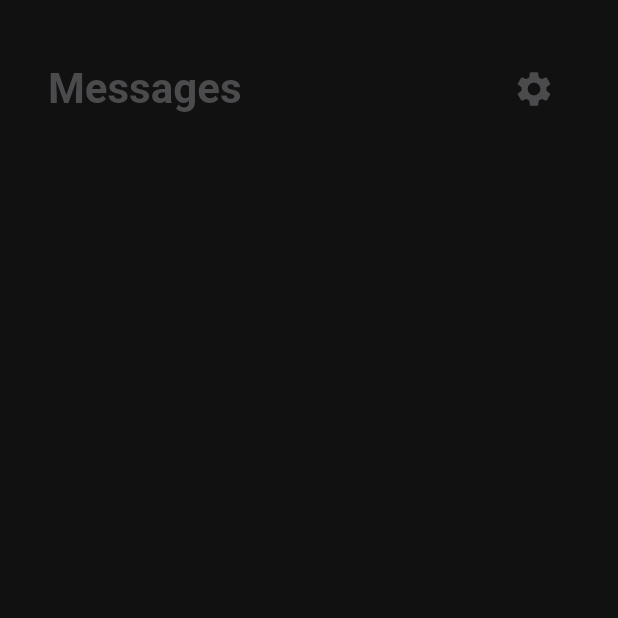
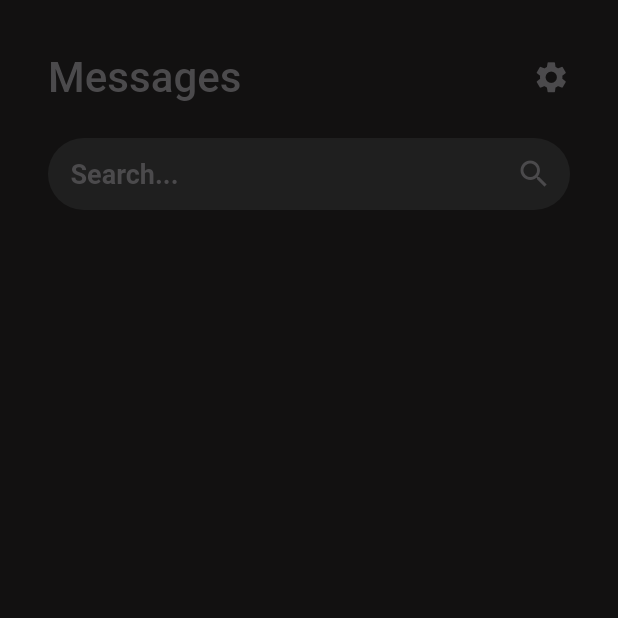
Before and after one commit to Muhammadqodir/open-control, a Flutter app: the screen it shows after launch, on a phone screen of 412 x 824 dp, the top half of it. Run offline on Flutter 3.47's test engine with Material 2 defaults, Android fonts, the phone set to English and light mode, and no system bars; Roboto replaces fonts that are missing (Montserrat, MontserratBold).

Commit message:
create simple Text Field

```diff
--- a/opencontrol/lib/themes.dart
+++ b/opencontrol/lib/constants/themes.dart
@@ -3,6 +3,10 @@
 const primaryColor = Color(0xFFFF69AE);
 const colorAccent = Color(0xFFE1F2F0);
 const lightGray = Color(0xFFcccccc);
+const textLargeColor = Color(0xff4B4A4C);
+const homeMediumColor = Color(0xff121111);
+const kSecondaryColor = Color(0xffFEE6E7);
+const textFieldBackground = Color(0xff1F1F1F);
 
 BoxShadow shadow = BoxShadow(
   color: Colors.grey.withOpacity(0.2),
@@ -39,13 +43,13 @@
     ),
     titleLarge: TextStyle(
       fontFamily: "MontserratBold",
-      color: Colors.black87,
-      fontSize: 20,
+      color: textLargeColor,
+      fontSize: 28,
     ),
     titleMedium: TextStyle(
       fontWeight: FontWeight.bold,
       color: Colors.black87,
-      fontSize: 16,
+      fontSize: 14.3,
     ),
     titleSmall: TextStyle(
       color: Colors.black87,
--- a/opencontrol/lib/main.dart
+++ b/opencontrol/lib/main.dart
@@ -1,4 +1,5 @@
 import 'package:flutter/material.dart';
+import 'package:opencontrol/constants/themes.dart';
 import 'screens/home_page_screen.dart';
 
 void main() {
@@ -12,6 +13,7 @@
   @override
   Widget build(BuildContext context) {
     return MaterialApp(
+      theme: lightTheme,
       home: HomePageScreen(),
     );
   }
--- a/opencontrol/lib/screens/home_page_screen.dart
+++ b/opencontrol/lib/screens/home_page_screen.dart
@@ -1,5 +1,7 @@
 import 'package:flutter/material.dart';
 import 'package:opencontrol/constants/constants_colors.dart';
+import 'package:opencontrol/widgets/text_field_home_page.dart';
+import '../constants/themes.dart';
 
 class HomePageScreen extends StatelessWidget {
   const HomePageScreen({super.key});
@@ -14,22 +16,24 @@
           children: [
             Row(
               children: [
-                const Text(
+                Text(
                   'Messages',
-                  style: TextStyle(
-                    color: textPrimaryColor,
-                    fontSize: 28,
-                    fontWeight: FontWeight.bold,
-                  ),
+                  style: Theme.of(context).textTheme.titleLarge,
                 ),
                 Expanded(child: Container()),
-                IconButton(
-                  color: textPrimaryColor,
-                  iconSize: 28,
-                  onPressed: () {},
-                  icon: const Icon(Icons.settings),
-                )
+                const Icon(
+                  Icons.settings,
+                  color: textLargeColor,
+                  size: 25,
+                ),
               ],
+            ),
+            const SizedBox(
+              height: 24,
+            ),
+            const SizedBox(
+              height: 48,
+              child: TextFieldHomePage(),
             )
           ],
         ),
--- /dev/null
+++ b/opencontrol/lib/widgets/text_field_home_page.dart
@@ -0,0 +1,36 @@
+import 'package:flutter/material.dart';
+import '../constants/themes.dart';
+
+class TextFieldHomePage extends StatelessWidget {
+  const TextFieldHomePage({super.key});
+
+  @override
+  Widget build(BuildContext context) {
+    return TextField(
+      style: const TextStyle(
+        color: Colors.white,
+      ),
+      decoration: InputDecoration(
+        hintText: 'Search...',
+        suffixIcon: const Icon(
+          Icons.search,
+          color: textLargeColor,
+        ),
+        hintStyle: const TextStyle(
+          color: textLargeColor,
+          fontSize: 18,
+        ),
+        filled: true,
+        fillColor: textFieldBackground,
+        contentPadding: const EdgeInsets.only(left: 15),
+        border: OutlineInputBorder(
+          borderRadius: BorderRadius.circular(50.0),
+          borderSide: const BorderSide(
+            width: 0,
+            style: BorderStyle.none,
+          ),
+        ),
+      ),
+    );
+  }
+}
```
Also changed, not shown: opencontrol/assets/fonts/Montserrat/OFL.txt (added, +93 -0 lines), opencontrol/pubspec.yaml (+1 -11 lines), opencontrol/assets/fonts/Montserrat/Montserrat-Italic-VariableFont_wght.ttf (added), opencontrol/assets/fonts/Montserrat/Montserrat-VariableFont_wght.ttf (added), opencontrol/assets/fonts/Montserrat/README.txt (added), opencontrol/assets/fonts/Montserrat/static/Montserrat-Bold.ttf (added), opencontrol/assets/fonts/Montserrat/static/Montserrat-Regular.ttf (added).
